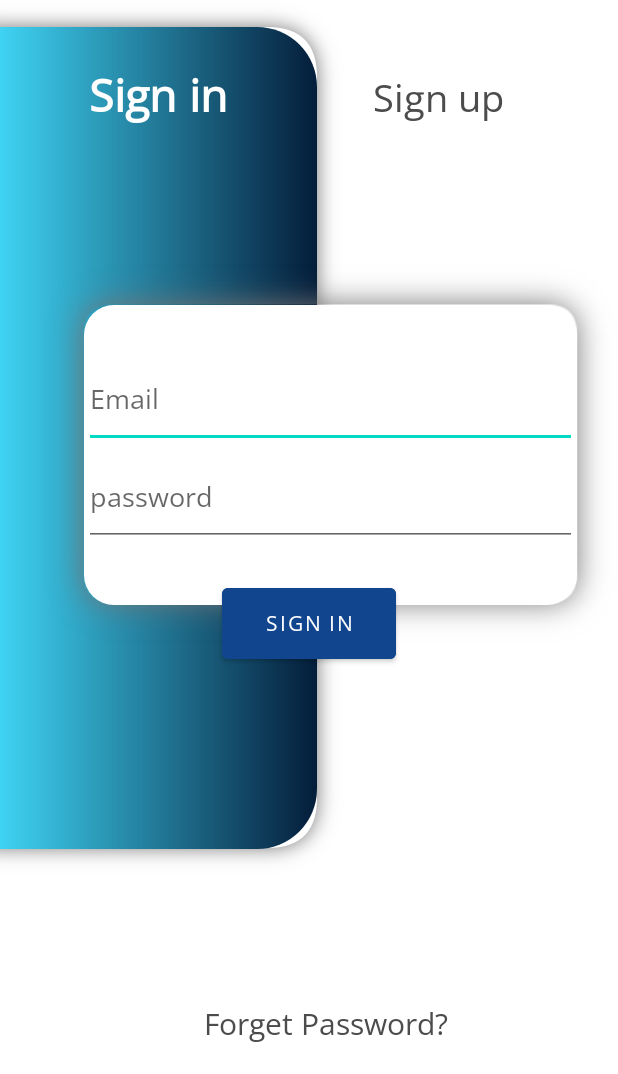
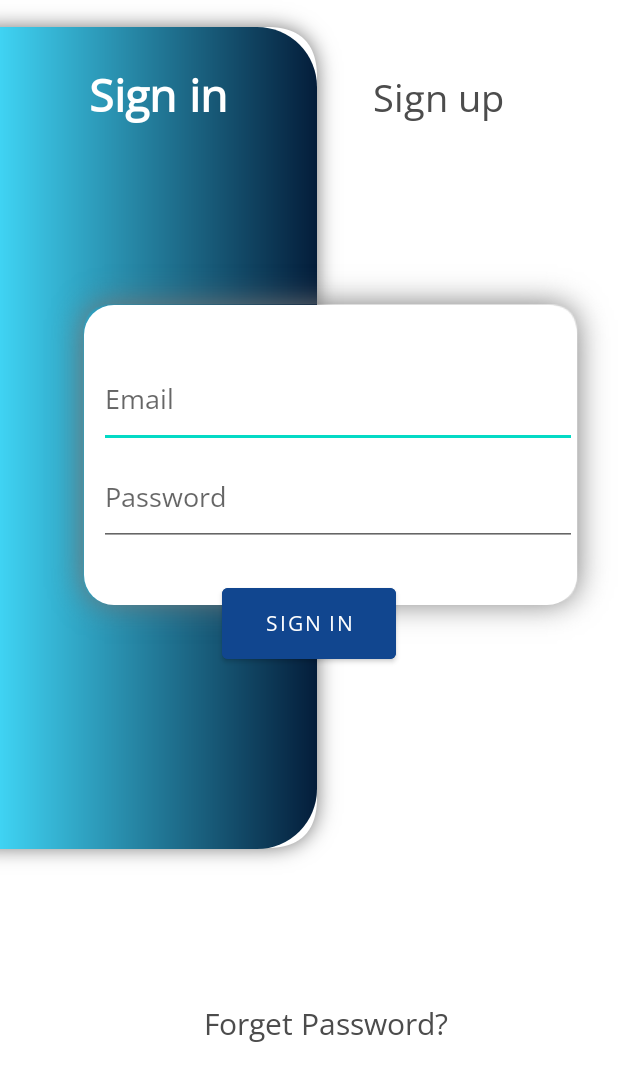
Before and after one commit to SDSamarasinghe/Top_Jobs_Crooby_Beans, an Android app: the UserloginActivity screen opened directly, with no data from a screen before it, on a phone screen of 412 x 824 dp, the part 162-1236 px from its top. Run offline under Robolectric (Android 15) with nearby library versions, the phone set to English and light mode, and no system bars; our stand-ins replace Firebase (no records; nobody signed in at launch, a user with empty details on screens opened directly); Roboto replaces fonts that are not available here.

Commit message:
set component with alignment and change startup ui

```diff
--- a/app/src/main/res/layout/activity_splash_screen.xml
+++ b/app/src/main/res/layout/activity_splash_screen.xml
@@ -16,7 +16,7 @@
         app:layout_constraintHorizontal_bias="0.5"
         app:layout_constraintStart_toStartOf="parent"
         app:layout_constraintTop_toTopOf="parent"
-        app:srcCompat="@drawable/intlogo" />
+        app:srcCompat="@drawable/lt" />
 
     <TextView
         android:id="@+id/textView4"
--- a/app/src/main/res/layout/activity_userlogin.xml
+++ b/app/src/main/res/layout/activity_userlogin.xml
@@ -93,6 +93,7 @@
             android:layout_width="match_parent"
             android:layout_height="65dp"
             android:layout_marginTop="30dp"
+            android:layout_marginStart="10dp"
             android:fontFamily="@font/open_sans"
             android:hint="@string/Email" />
 
@@ -100,7 +101,8 @@
             android:id="@+id/et_log_password"
             android:layout_width="match_parent"
             android:layout_height="65dp"
-            android:hint="@string/password"
+            android:hint="Password"
+            android:layout_marginStart="10dp"
             android:fontFamily="@font/open_sans"
             android:inputType="textPassword" />
 
--- a/app/src/main/res/layout/activity_view_req_job.xml
+++ b/app/src/main/res/layout/activity_view_req_job.xml
@@ -66,7 +66,7 @@
                 android:layout_width="301dp"
                 android:layout_height="34dp"
                 android:fontFamily="@font/open_sans"
-                android:paddingStart="15dp"
+                android:paddingStart="110dp"
                 android:paddingLeft="10dp"
                 android:text="@string/tv_requested_jobtitle"
                 android:textStyle="bold"
```
Also changed, not shown: app/src/main/res/drawable/lt.png (added).
